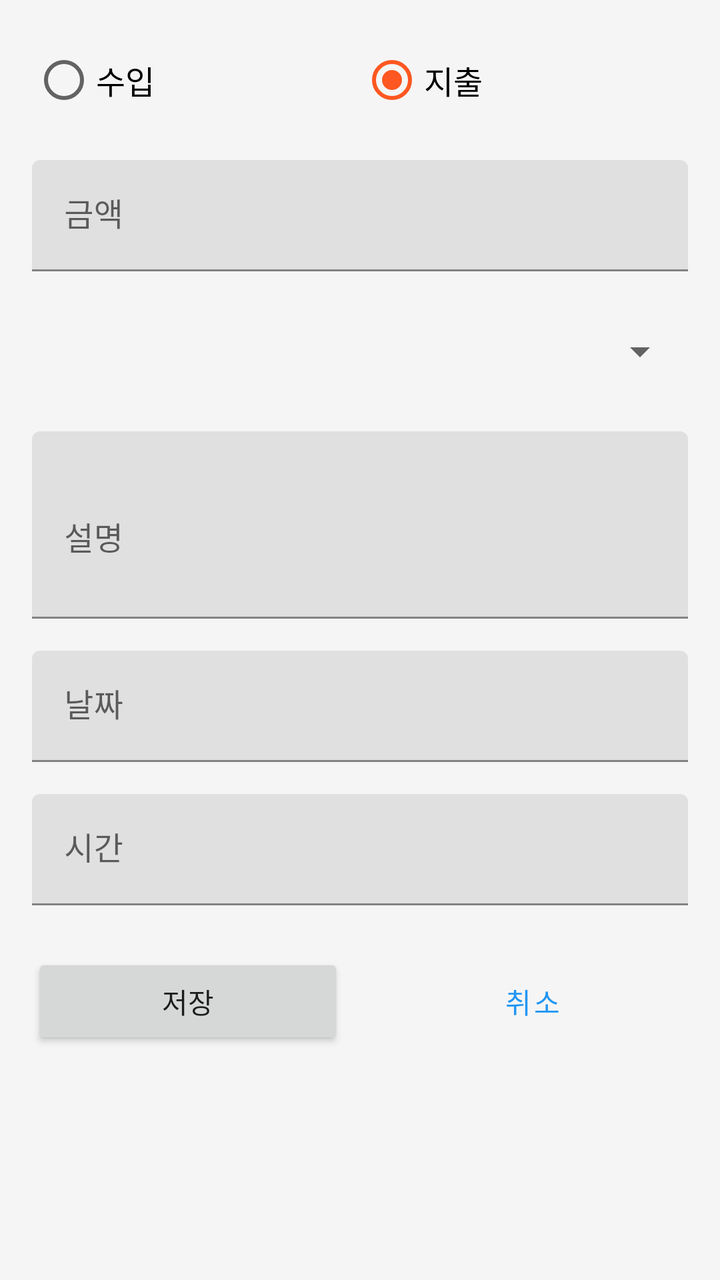
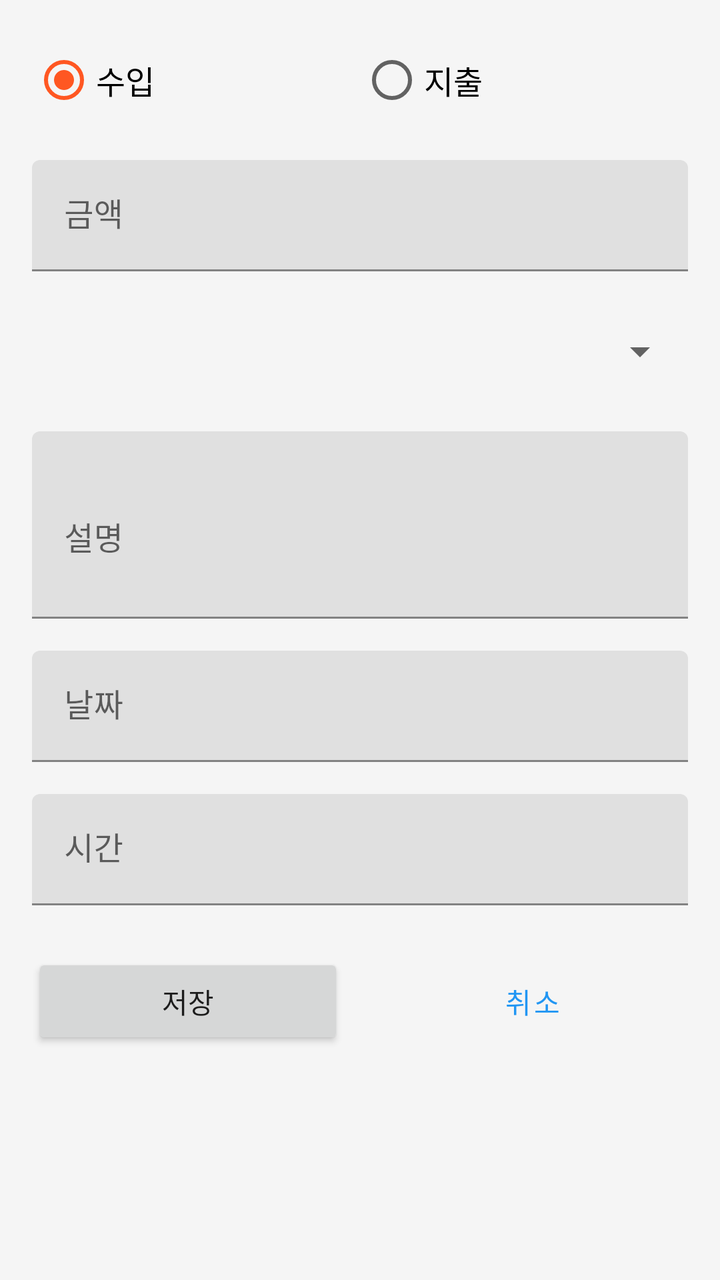

The first picture is an Android layout as it rendered before a commit; the second is the same layout after the commit. The layout source and the unified diff follow.
<!-- AndroidManifest.xml: activity theme Theme.FinanceTracker.NoActionBar -->
<!-- res/layout/activity_add_transaction.xml -->
<?xml version="1.0" encoding="utf-8"?>
<ScrollView
    xmlns:android="http://schemas.android.com/apk/res/android"
    android:layout_width="match_parent"
    android:layout_height="match_parent"
    android:background="@color/background">

    <LinearLayout
        android:layout_width="match_parent"
        android:layout_height="wrap_content"
        android:orientation="vertical"
        android:padding="16dp">

        
        <RadioGroup
            android:id="@+id/typeRadioGroup"
            android:layout_width="match_parent"
            android:layout_height="wrap_content"
            android:orientation="horizontal"
            android:layout_marginBottom="16dp">

            <RadioButton
                android:id="@+id/incomeRadio"
                android:layout_width="0dp"
                android:layout_height="wrap_content"
                android:layout_weight="1"
                android:text="@string/income"
                android:textSize="16sp"/>

            <RadioButton
                android:id="@+id/expenseRadio"
                android:layout_width="0dp"
                android:layout_height="wrap_content"
                android:layout_weight="1"
                android:text="@string/expense"
                android:textSize="16sp"
                android:checked="true"/>
        </RadioGroup>

        
        <com.google.android.material.textfield.TextInputLayout
            android:layout_width="match_parent"
            android:layout_height="wrap_content"
            android:hint="@string/amount"
            android:layout_marginBottom="16dp">

            <com.google.android.material.textfield.TextInputEditText
                android:id="@+id/amountEditText"
                android:layout_width="match_parent"
                android:layout_height="wrap_content"
                android:inputType="number"/>
        </com.google.android.material.textfield.TextInputLayout>

        
        <com.google.android.material.textfield.TextInputLayout
            android:layout_width="match_parent"
            android:layout_height="wrap_content"
            android:hint="@string/category"
            android:layout_marginBottom="16dp">

            <Spinner
                android:id="@+id/categorySpinner"
                android:layout_width="match_parent"
                android:layout_height="wrap_content"
                android:minHeight="48dp"/>
        </com.google.android.material.textfield.TextInputLayout>

        
        <com.google.android.material.textfield.TextInputLayout
            android:layout_width="match_parent"
            android:layout_height="wrap_content"
            android:hint="@string/description"
            android:layout_marginBottom="16dp">

            <com.google.android.material.textfield.TextInputEditText
                android:id="@+id/descriptionEditText"
                android:layout_width="match_parent"
                android:layout_height="wrap_content"
                android:inputType="textMultiLine"
                android:minLines="3"/>
        </com.google.android.material.textfield.TextInputLayout>

        
        <com.google.android.material.textfield.TextInputLayout
            android:layout_width="match_parent"
            android:layout_height="wrap_content"
            android:hint="@string/date"
            android:layout_marginBottom="16dp">

            <com.google.android.material.textfield.TextInputEditText
                android:id="@+id/dateEditText"
                android:layout_width="match_parent"
                android:layout_height="wrap_content"
                android:focusable="false"
                android:clickable="true"
                android:inputType="none"/>
        </com.google.android.material.textfield.TextInputLayout>

        
        <com.google.android.material.textfield.TextInputLayout
            android:layout_width="match_parent"
            android:layout_height="wrap_content"
            android:hint="@string/time"
            android:layout_marginBottom="24dp">

            <com.google.android.material.textfield.TextInputEditText
                android:id="@+id/timeEditText"
                android:layout_width="match_parent"
                android:layout_height="wrap_content"
                android:focusable="false"
                android:clickable="true"
                android:inputType="none"/>
        </com.google.android.material.textfield.TextInputLayout>

        
        <LinearLayout
            android:layout_width="match_parent"
            android:layout_height="wrap_content"
            android:orientation="horizontal">

            <Button
                android:id="@+id/saveButton"
                android:layout_width="0dp"
                android:layout_height="wrap_content"
                android:layout_weight="1"
                android:text="@string/save"
                android:layout_marginEnd="8dp"/>

            <Button
                android:id="@+id/cancelButton"
                android:layout_width="0dp"
                android:layout_height="wrap_content"
                android:layout_weight="1"
                android:text="@string/cancel"
                android:layout_marginStart="8dp"
                style="@style/Widget.MaterialComponents.Button.OutlinedButton"/>
        </LinearLayout>
    </LinearLayout>
</ScrollView>
<!-- resources referenced by this layout -->
<resources>
  <color name="background">#F5F5F5</color>
  <string name="amount">금액</string>
  <string name="cancel">취소</string>
  <string name="category">카테고리</string>
  <string name="date">날짜</string>
  <string name="description">설명</string>
  <string name="expense">지출</string>
  <string name="income">수입</string>
  <string name="save">저장</string>
  <string name="time">시간</string>
  <style name="Theme.FinanceTracker.NoActionBar">
          <item name="windowActionBar">false</item>
          <item name="windowNoTitle">true</item>
      </style>
</resources>

<!-- the commit's change to res/layout/activity_add_transaction.xml (unified diff, before → after) -->
@@ -25,7 +25,8 @@
                 android:layout_height="wrap_content"
                 android:layout_weight="1"
                 android:text="@string/income"
-                android:textSize="16sp"/>
+                android:textSize="16sp"
+                android:checked="true"/>
 
             <RadioButton
                 android:id="@+id/expenseRadio"
@@ -33,8 +34,7 @@
                 android:layout_height="wrap_content"
                 android:layout_weight="1"
                 android:text="@string/expense"
-                android:textSize="16sp"
-                android:checked="true"/>
+                android:textSize="16sp"/>
         </RadioGroup>
 
         
